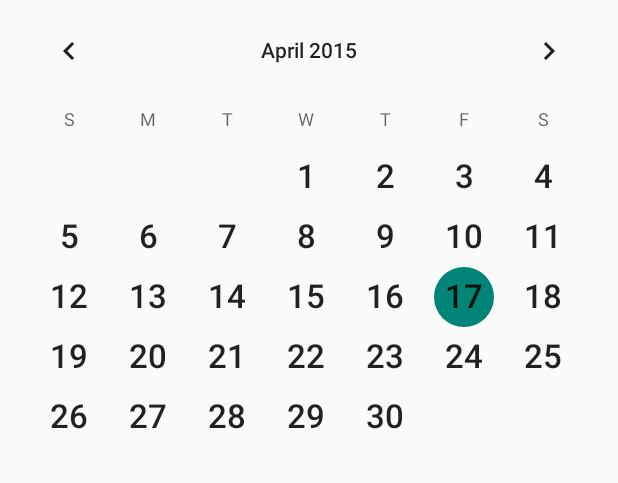
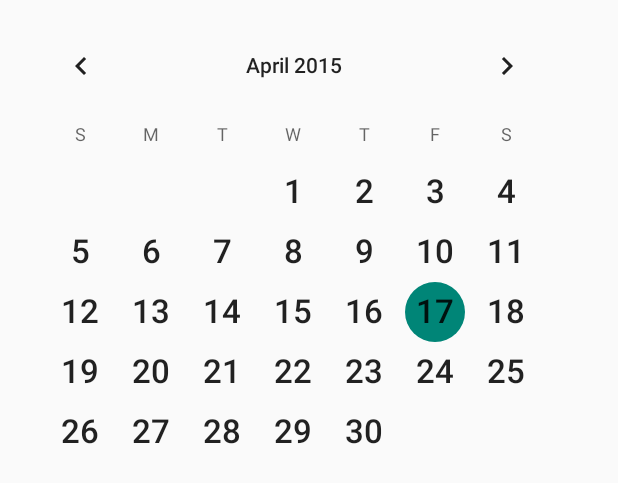
Before and after one commit to TWKiwi/AI_Wallet, an Android app: the layout calendar_view.xml on its own in the app's theme, with its tools: preview values and no code run, on a phone screen of 412 x 824 dp. Shown: the top 483 px of the screen. Run offline under Robolectric (Android 15) with nearby library versions, the phone set to English and light mode, and no system bars.

```diff
--- a/app/src/main/java/kiwi/ai_wallet/DateListActivity.java
+++ b/app/src/main/java/kiwi/ai_wallet/DateListActivity.java
@@ -48,6 +48,8 @@ public class DateListActivity extends ChargeActivity {
     File dirFile = null;
     Uri imgUri = null;
 
+
+
     @Override
     protected void onCreate(Bundle savedInstanceState) {
         super.onCreate(savedInstanceState);
@@ -57,6 +59,9 @@ public class DateListActivity extends ChargeActivity {
         Log.d("測試","onCreate");
 
         Start();
+
+
+
     }
 
     void Start(){
--- a/app/src/main/res/layout/calendar_view.xml
+++ b/app/src/main/res/layout/calendar_view.xml
@@ -15,7 +15,8 @@
         android:weekSeparatorLineColor="#C48888"
         android:unfocusedMonthDateColor="#FFCBB3"
         android:weekNumberColor="#C48888"
-        android:selectedWeekBackgroundColor= "#FFE6D9"/>
+        android:selectedWeekBackgroundColor= "#FFE6D9"
+        android:padding="10sp"/>
 
 
 </LinearLayout>
```
Also changed, not shown: app/src/main/java/kiwi/ai_wallet/ChargeActivity.java (+22 -10 lines), 2 other files.
